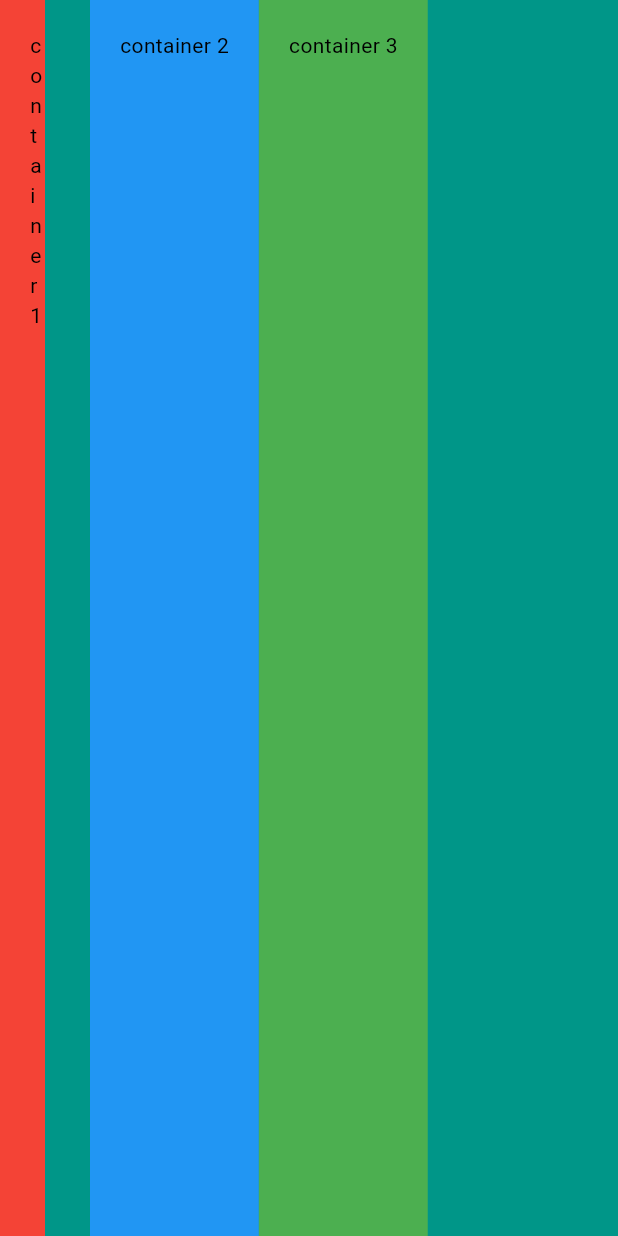
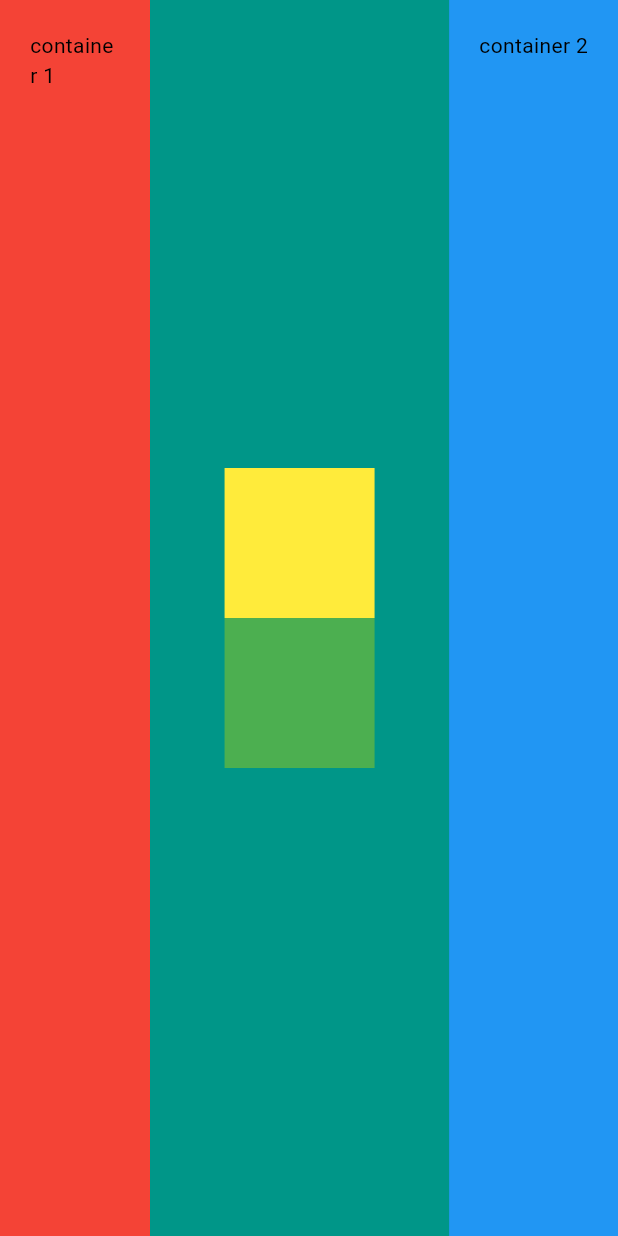
Before and after one commit to sumo47/Flutter_learning, a Flutter app: the screen it shows after launch, on a phone screen of 412 x 824 dp. Run offline on Flutter 3.47's test engine with Material 3 defaults, Android fonts, the phone set to English and light mode, and no system bars.

Commit message:
challange done

```diff
--- a/lib/main.dart
+++ b/lib/main.dart
@@ -19,7 +19,7 @@ class MyApp extends StatelessWidget {
             // mainAxisAlignment: MainAxisAlignment.center,
             // mainAxisAlignment: MainAxisAlignment.end,
             // mainAxisAlignment: MainAxisAlignment.spaceAround,
-            // mainAxisAlignment: MainAxisAlignment.spaceBetween,
+            mainAxisAlignment: MainAxisAlignment.spaceBetween,
             // mainAxisAlignment: MainAxisAlignment.spaceEvenly,
             // crossAxisAlignment: CrossAxisAlignment.start,
             crossAxisAlignment: CrossAxisAlignment.stretch,
@@ -27,35 +27,42 @@ class MyApp extends StatelessWidget {
               Container(
                 padding: EdgeInsets.all(20),
                 color: Colors.red,
-                width: 30,
+                width: 100,
                 // height: 100,
-                child: Text("container 1",style: TextStyle(color: Colors.black),),
+                child: Text(
+                  "container 1",
+                  style: TextStyle(color: Colors.black),
+                ),
+              ),
+              Column(
+                mainAxisAlignment: MainAxisAlignment.center,
+                children: [
+                  Container(
+                    width: 100,
+                    height: 100,
+                    color: Colors.yellow,
+                  ),
+                  Container(
+                    width: 100,
+                    height: 100,
+                    color: Colors.green[500],
+                  ),
+                ],
+              ),
 
-
-              ),
-              SizedBox(
-                height: 30,
-                width: 30,
-              ),
-               Container(
+              Container(
                 padding: EdgeInsets.all(20),
                 color: Colors.blue,
                 // width: double.infinity,
                 // height: 100,
-                child: Text("container 2",style: TextStyle(color: Colors.black),),
-
+                child: Text(
+                  "container 2",
+                  style: TextStyle(color: Colors.black),
+                ),
               ),
-               Container(
-                padding: EdgeInsets.all(20),
-                color: Colors.green,
-                // width: 150,
-                // height: 100,
-                child: Text("container 3",style: TextStyle(color: Colors.black),),
-
-              ),
-            //   Container(
-            //     width: double.infinity,
-            //   ),
+              //   Container(
+              //     width: double.infinity,
+              //   ),
             ],
           ),
         ),
```
Also changed, not shown: 1 other file.
